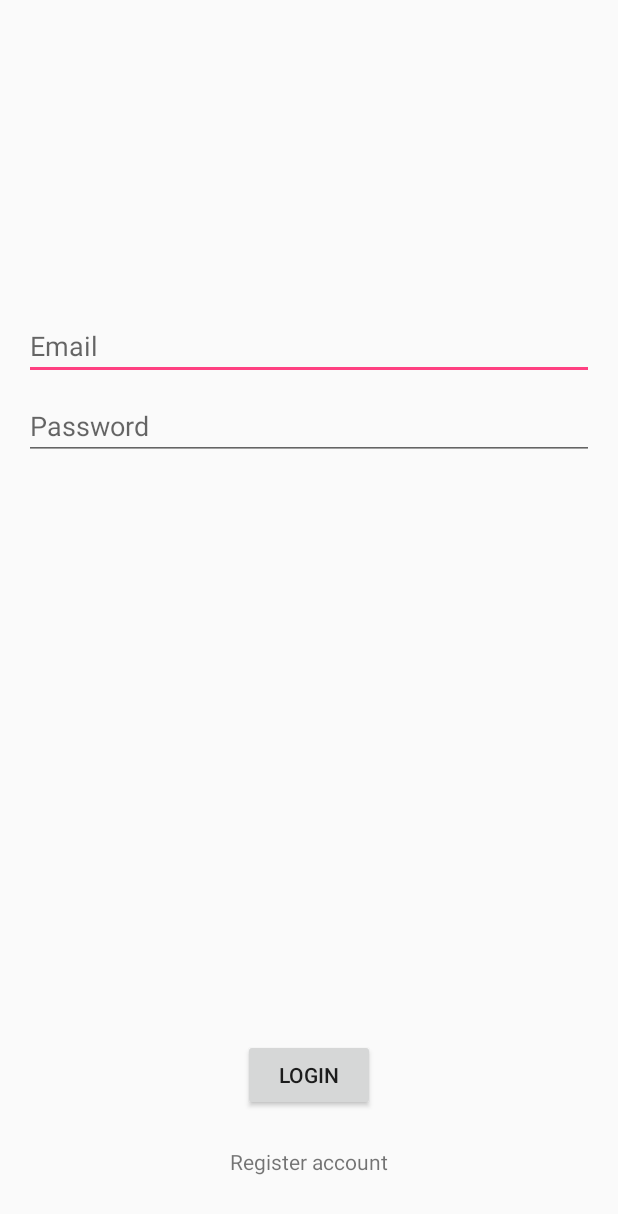
After one commit to rristovic/Pandur, an Android app: the layout activity_login.xml on its own in the app's theme, with its tools: preview values and no code run, on a phone screen of 412 x 824 dp. The commit adds this screen. Shown: the top 1214 px of the screen. Run offline under Robolectric (Android 15) with nearby library versions, the phone set to English and light mode, and no system bars.

Commit message:
added login/reg

```diff
--- a/app/build.gradle
+++ b/app/build.gradle
@@ -26,9 +26,12 @@ dependencies {
     implementation 'com.google.firebase:firebase-database:11.8.0'
     implementation 'com.google.android.gms:play-services-maps:11.8.0'
     implementation 'com.android.support:recyclerview-v7:26.1.0'
+    implementation 'com.google.firebase:firebase-auth:11.8.0'
+    compile 'com.jakewharton:butterknife:8.8.1'
     testImplementation 'junit:junit:4.12'
     androidTestImplementation 'com.android.support.test:runner:1.0.1'
     androidTestImplementation 'com.android.support.test.espresso:espresso-core:3.0.1'
+    annotationProcessor 'com.jakewharton:butterknife-compiler:8.8.1'
     compile 'com.firebase:geofire-android:2.3.0'
 }
 
@@ -37,4 +40,7 @@ dependencies {
 
 
 
+
+
+
 apply plugin: 'com.google.gms.google-services'
--- a/app/src/main/java/com/pandurbg/android/util/Utils.java
+++ b/app/src/main/java/com/pandurbg/android/util/Utils.java
@@ -1,5 +1,8 @@
 package com.pandurbg.android.util;
 
+
+import android.content.Context;
+import android.widget.Toast;
 
 import com.pandurbg.android.R;
 import com.pandurbg.android.model.PostCategory;
@@ -21,6 +24,9 @@ public class Utils {
         return df.format(new Date());
     }
 
+    public static void showToast(Context context, String text) {
+        Toast.makeText(context, text, Toast.LENGTH_LONG).show();
+    }
 
 
 }
--- /dev/null
+++ b/app/src/main/res/layout/activity_login.xml
@@ -0,0 +1,62 @@
+<?xml version="1.0" encoding="utf-8"?>
+<android.support.constraint.ConstraintLayout xmlns:android="http://schemas.android.com/apk/res/android"
+    xmlns:app="http://schemas.android.com/apk/res-auto"
+    xmlns:tools="http://schemas.android.com/tools"
+    android:layout_width="match_parent"
+    android:layout_height="match_parent"
+    android:padding="16dp"
+    tools:context="com.pandurbg.android.ui.LoginActivity">
+
+    <android.support.constraint.Guideline
+        android:id="@+id/guideline"
+        android:layout_width="wrap_content"
+        android:layout_height="wrap_content"
+        android:orientation="horizontal"
+        app:layout_constraintGuide_percent="0.3" />
+
+    <EditText
+        android:id="@+id/et_email"
+        android:layout_width="match_parent"
+        android:layout_height="wrap_content"
+        android:hint="Email"
+        android:inputType="textEmailAddress"
+        app:layout_constraintBottom_toTopOf="@id/guideline" />
+
+    <EditText
+        android:id="@+id/et_password"
+        android:layout_width="match_parent"
+        android:layout_height="wrap_content"
+        android:layout_marginTop="8dp"
+        android:hint="Password"
+        android:inputType="textPassword"
+        app:layout_constraintTop_toBottomOf="@+id/guideline" />
+
+    <Button
+        android:id="@+id/btn_login"
+        android:layout_width="wrap_content"
+        android:layout_height="wrap_content"
+        android:layout_marginBottom="8dp"
+        android:layout_marginEnd="8dp"
+        android:layout_marginStart="8dp"
+        android:paddingLeft="16dp"
+        android:paddingRight="16dp"
+        android:text="login"
+        app:layout_constraintBottom_toTopOf="@+id/tv_register"
+        app:layout_constraintEnd_toEndOf="parent"
+        app:layout_constraintStart_toStartOf="parent" />
+
+    <TextView
+        android:id="@+id/tv_register"
+        android:layout_width="wrap_content"
+        android:layout_height="wrap_content"
+        android:layout_marginBottom="8dp"
+        android:layout_marginEnd="8dp"
+        android:layout_marginStart="8dp"
+        android:padding="16dp"
+        android:text="Register account"
+        app:layout_constraintBottom_toBottomOf="parent"
+        app:layout_constraintEnd_toEndOf="parent"
+        app:layout_constraintStart_toStartOf="parent" />
+
+
+</android.support.constraint.ConstraintLayout>
--- a/app/src/main/res/values/strings.xml
+++ b/app/src/main/res/values/strings.xml
@@ -1,4 +1,7 @@
 <resources>
     <string name="app_name">Pandur</string>
     <string name="title_activity_maps">Map</string>
+    <string name="failed_login">Neuspelo logovanje u sistem.</string>
+    <string name="register_failure">Greska pri registrovanju.</string>
+    <string name="register_success">Uspesno ste se registrovali.</string>
 </resources>
```
Also changed, not shown: app/src/main/AndroidManifest.xml (+9 -5 lines), app/src/main/java/com/pandurbg/android/ui/LoginActivity.java (added, +64 -0 lines), app/src/main/java/com/pandurbg/android/ui/MainActivity.java (+20 -7 lines), app/src/main/java/com/pandurbg/android/ui/RegisterActivity.java (added, +53 -0 lines), app/src/main/java/com/pandurbg/android/util/UserCredentials.java (added, +36 -0 lines), app/src/main/res/layout/activity_register.xml (added, +65 -0 lines), app/src/main/res/menu/main_menu.xml (added, +9 -0 lines).
